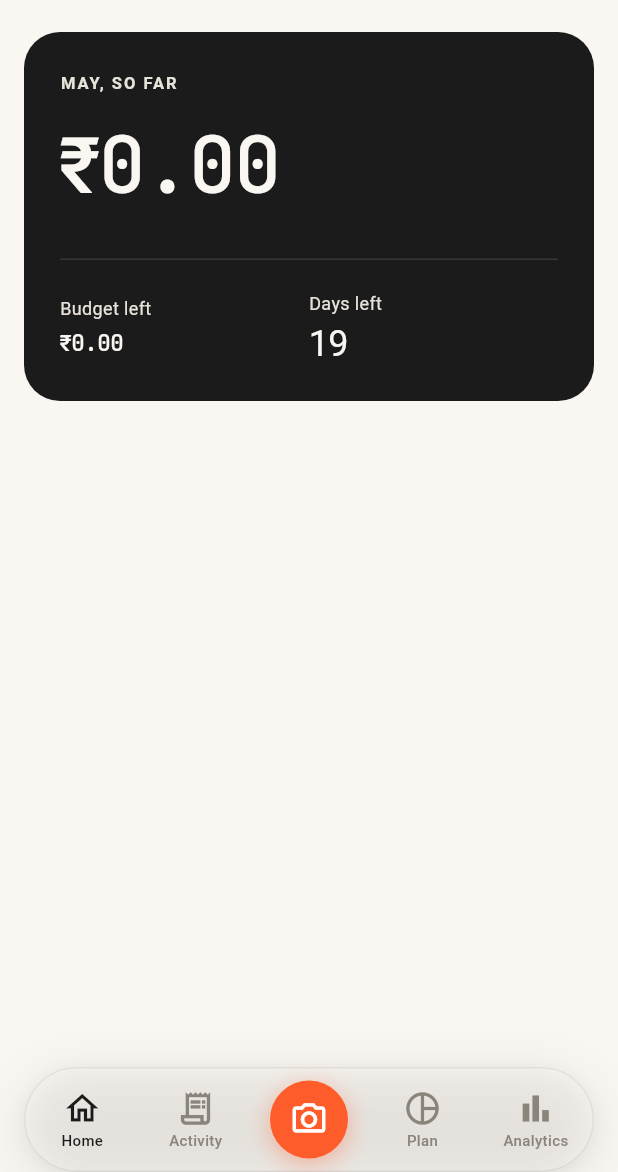
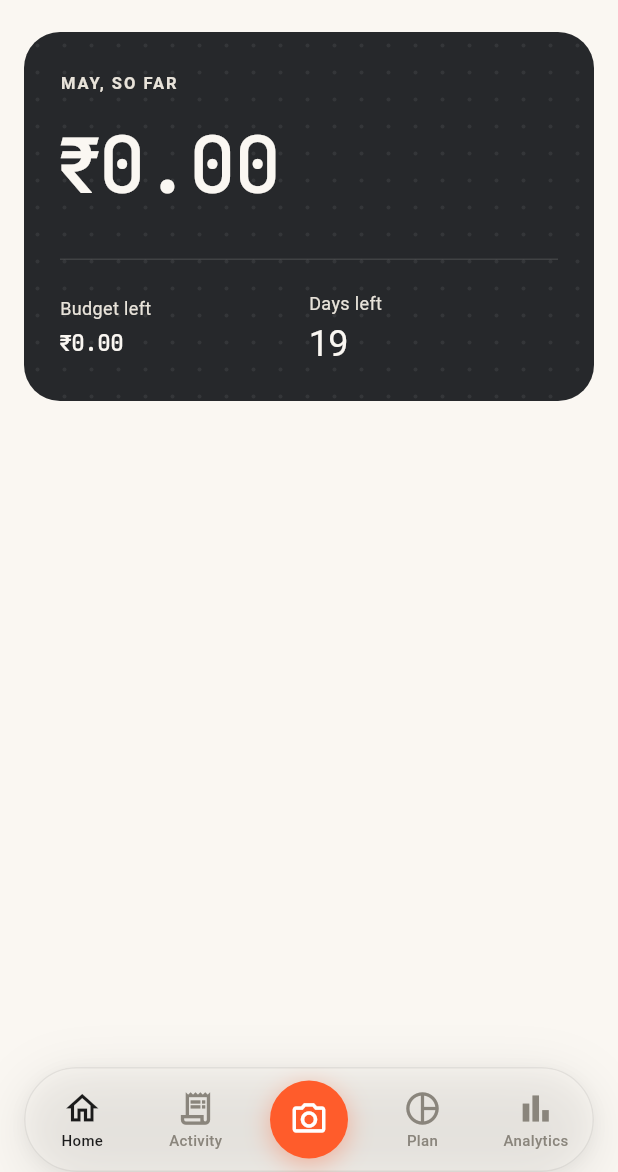
Before and after one commit to KartavyaY/SpendSnap, a Flutter app: the DashboardPage screen opened by its route, on a phone screen of 412 x 824 dp, the part 64-1236 px from its top. Run offline on Flutter 3.47's test engine with Material 3 defaults, Android fonts, the phone set to English and light mode, and no system bars; our stand-ins replace cloud_firestore, connectivity_plus, equatable, firebase_auth, firebase_core, fl_chart and 8 more; missing offline and left inert: google_mlkit_text_recognition; accounts and stored records are empty; generated files the repository leaves out were written again.

Commit message:
style: dotted notebook texture on dashboard hero card, lighter background

```diff
--- a/lib/features/dashboard/presentation/pages/dashboard_page.dart
+++ b/lib/features/dashboard/presentation/pages/dashboard_page.dart
@@ -522,23 +522,28 @@ class _HeroCard extends StatelessWidget {
 
   @override
   Widget build(BuildContext context) {
-    return Container(
-      decoration: BoxDecoration(
-        color: AppColors.ink,
+    return ClipRRect(
       borderRadius: BorderRadius.circular(24),
+      child: Container(
+        color: const Color(0XFF26282B),
+        child: Stack(
+          children: [
+            // Dotted notebook texture
+            const Positioned.fill(
+              child: CustomPaint(painter: _DotGridPainter()),
             ),
+            // Content
+            Padding(
               padding: const EdgeInsets.fromLTRB(24, 28, 24, 24),
               child: Column(
                 crossAxisAlignment: CrossAxisAlignment.start,
                 children: [
-          // Eyebrow
                   Text(
                     monthLabel,
                     style: AppTypography.eyebrow
                         .copyWith(color: AppColors.cream300),
                   ),
                   const SizedBox(height: 10),
-          // Big amount
                   Text(
                     CurrencyFormatter.format(expense),
                     style: AppTypography.moneyDisplay(52, color: AppColors.paper),
@@ -550,7 +555,6 @@ class _HeroCard extends StatelessWidget {
                     thickness: 1,
                   ),
                   const SizedBox(height: 20),
-          // Stats row
                   Row(
                     children: [
                       Expanded(
@@ -593,8 +597,34 @@ class _HeroCard extends StatelessWidget {
                   ),
                 ],
               ),
+            ),
+          ],
+        ),
+      ),
     );
   }
+}
+
+class _DotGridPainter extends CustomPainter {
+  const _DotGridPainter();
+
+  @override
+  void paint(Canvas canvas, Size size) {
+    const spacing = 18.0;
+    const radius = 1.3;
+    final paint = Paint()
+      ..color = const Color(0x11FDFBF7) // ~7% warm white
+      ..style = PaintingStyle.fill;
+
+    for (double x = spacing / 2; x < size.width; x += spacing) {
+      for (double y = -spacing / 2; y < size.height; y += spacing) {
+        canvas.drawCircle(Offset(x, y), radius, paint);
+      }
+    }
+  }
+
+  @override
+  bool shouldRepaint(_DotGridPainter old) => false;
 }
 
 class _GoalChip extends StatelessWidget {
```
Also changed, not shown: 2 other files. Lines whose indentation alone changed are shown as unchanged.
